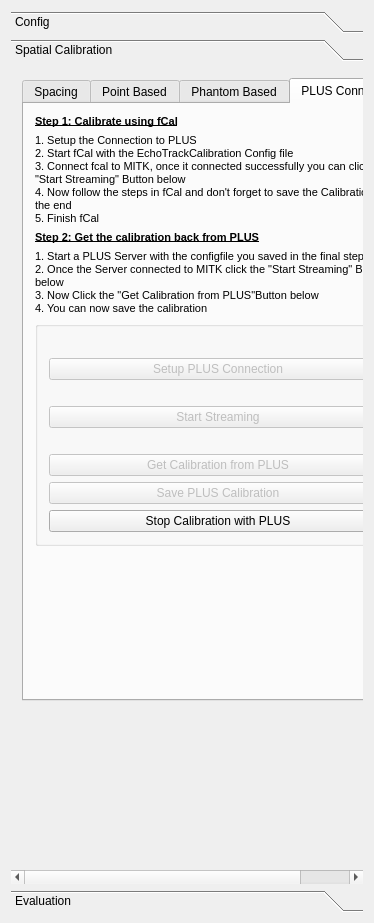
Above: Plugins/org.mitk.gui.qt.igt.app.ultrasoundtrackingnavigation/src/internal/QmitkUltrasoundCalibrationControls.ui from MITK/MITK before the change. Below: the same form after it.
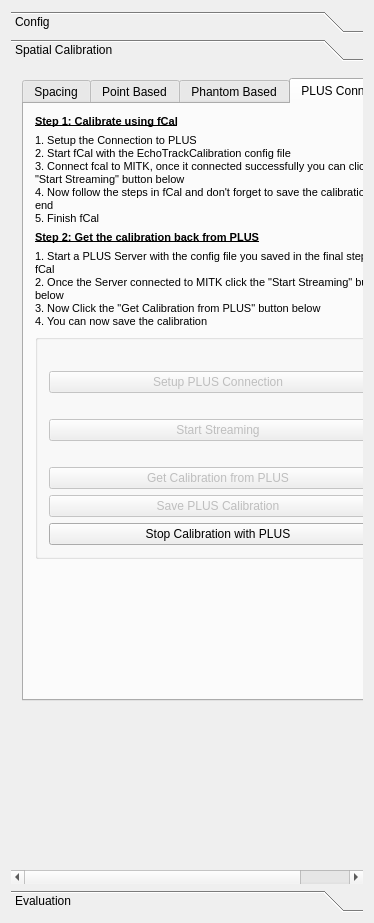
That is the form after the change. The open tabs and pages were chosen to show the change. Custom widgets are drawn as their Qt base class.

Commit message: Fix typos and apply consistent naming

What changed in the file:
```diff
--- a/Plugins/org.mitk.gui.qt.igt.app.ultrasoundtrackingnavigation/src/internal/QmitkUltrasoundCalibrationControls.ui
+++ b/Plugins/org.mitk.gui.qt.igt.app.ultrasoundtrackingnavigation/src/internal/QmitkUltrasoundCalibrationControls.ui
@@ -786,9 +786,9 @@
 p, li { white-space: pre-wrap; }
 &lt;/style&gt;&lt;/head&gt;&lt;body style=&quot; font-family:'MS Shell Dlg 2'; font-size:8pt; font-weight:400; font-style:normal;&quot;&gt;
 &lt;p style=&quot; margin-top:0px; margin-bottom:0px; margin-left:0px; margin-right:0px; -qt-block-indent:0; text-indent:0px;&quot;&gt;1. Setup the Connection to PLUS&lt;/p&gt;
-&lt;p style=&quot; margin-top:0px; margin-bottom:0px; margin-left:0px; margin-right:0px; -qt-block-indent:0; text-indent:0px;&quot;&gt;2. Start fCal with the EchoTrackCalibration Config file&lt;/p&gt;
-&lt;p style=&quot; margin-top:0px; margin-bottom:0px; margin-left:0px; margin-right:0px; -qt-block-indent:0; text-indent:0px;&quot;&gt;3. Connect fcal to MITK, once it connected successfully you can click the &amp;quot;Start Streaming&amp;quot; Button below&lt;/p&gt;
-&lt;p style=&quot; margin-top:0px; margin-bottom:0px; margin-left:0px; margin-right:0px; -qt-block-indent:0; text-indent:0px;&quot;&gt;4. Now follow the steps in fCal and don't forget to save the Calibration in the end&lt;/p&gt;
+&lt;p style=&quot; margin-top:0px; margin-bottom:0px; margin-left:0px; margin-right:0px; -qt-block-indent:0; text-indent:0px;&quot;&gt;2. Start fCal with the EchoTrackCalibration config file&lt;/p&gt;
+&lt;p style=&quot; margin-top:0px; margin-bottom:0px; margin-left:0px; margin-right:0px; -qt-block-indent:0; text-indent:0px;&quot;&gt;3. Connect fcal to MITK, once it connected successfully you can click the &amp;quot;Start Streaming&amp;quot; button below&lt;/p&gt;
+&lt;p style=&quot; margin-top:0px; margin-bottom:0px; margin-left:0px; margin-right:0px; -qt-block-indent:0; text-indent:0px;&quot;&gt;4. Now follow the steps in fCal and don't forget to save the calibration in the end&lt;/p&gt;
 &lt;p style=&quot; margin-top:0px; margin-bottom:0px; margin-left:0px; margin-right:0px; -qt-block-indent:0; text-indent:0px;&quot;&gt;5. Finish fCal&lt;/p&gt;&lt;/body&gt;&lt;/html&gt;</string>
                </property>
                <property name="wordWrap">
@@ -814,9 +814,9 @@
 &lt;html&gt;&lt;head&gt;&lt;meta name=&quot;qrichtext&quot; content=&quot;1&quot; /&gt;&lt;style type=&quot;text/css&quot;&gt;
 p, li { white-space: pre-wrap; }
 &lt;/style&gt;&lt;/head&gt;&lt;body style=&quot; font-family:'MS Shell Dlg 2'; font-size:8pt; font-weight:400; font-style:normal;&quot;&gt;
-&lt;p style=&quot; margin-top:0px; margin-bottom:0px; margin-left:0px; margin-right:0px; -qt-block-indent:0; text-indent:0px;&quot;&gt;1. Start a PLUS Server with the configfile you saved in the final step of fCal&lt;/p&gt;
-&lt;p style=&quot; margin-top:0px; margin-bottom:0px; margin-left:0px; margin-right:0px; -qt-block-indent:0; text-indent:0px;&quot;&gt;2. Once the Server connected to MITK click the &amp;quot;Start Streaming&amp;quot; Button below&lt;/p&gt;
-&lt;p style=&quot; margin-top:0px; margin-bottom:0px; margin-left:0px; margin-right:0px; -qt-block-indent:0; text-indent:0px;&quot;&gt;3. Now Click the &amp;quot;Get Calibration from PLUS&amp;quot;Button below&lt;/p&gt;
+&lt;p style=&quot; margin-top:0px; margin-bottom:0px; margin-left:0px; margin-right:0px; -qt-block-indent:0; text-indent:0px;&quot;&gt;1. Start a PLUS Server with the config file you saved in the final step of fCal&lt;/p&gt;
+&lt;p style=&quot; margin-top:0px; margin-bottom:0px; margin-left:0px; margin-right:0px; -qt-block-indent:0; text-indent:0px;&quot;&gt;2. Once the Server connected to MITK click the &amp;quot;Start Streaming&amp;quot; button below&lt;/p&gt;
+&lt;p style=&quot; margin-top:0px; margin-bottom:0px; margin-left:0px; margin-right:0px; -qt-block-indent:0; text-indent:0px;&quot;&gt;3. Now Click the &amp;quot;Get Calibration from PLUS&amp;quot; button below&lt;/p&gt;
 &lt;p style=&quot; margin-top:0px; margin-bottom:0px; margin-left:0px; margin-right:0px; -qt-block-indent:0; text-indent:0px;&quot;&gt;4. You can now save the calibration&lt;/p&gt;&lt;/body&gt;&lt;/html&gt;</string>
                </property>
                <property name="wordWrap">
```
Left out of the diff: 8 changed lines with no effect on the pictures.
